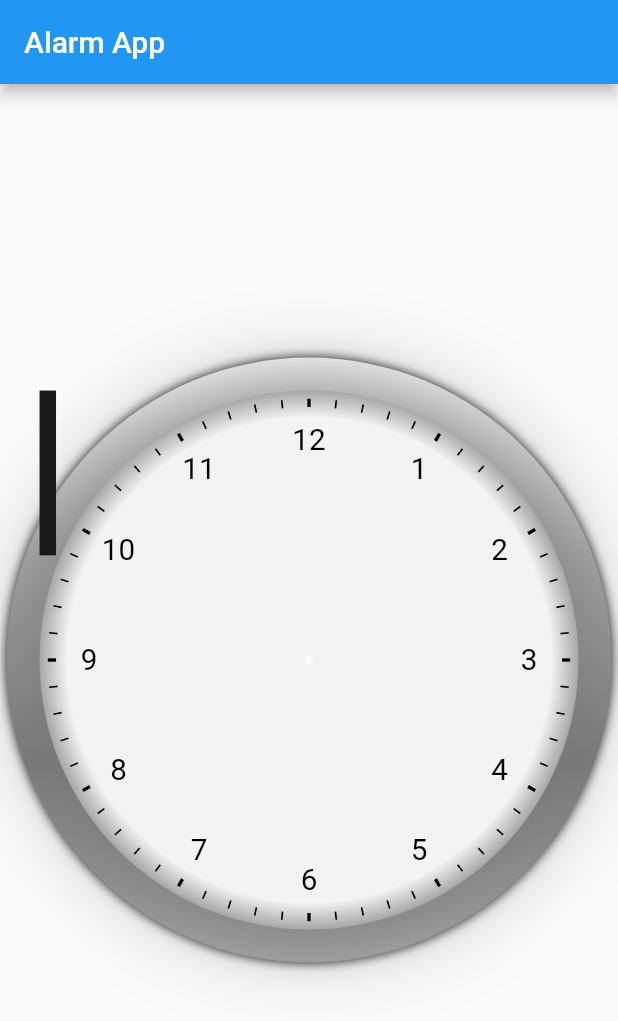
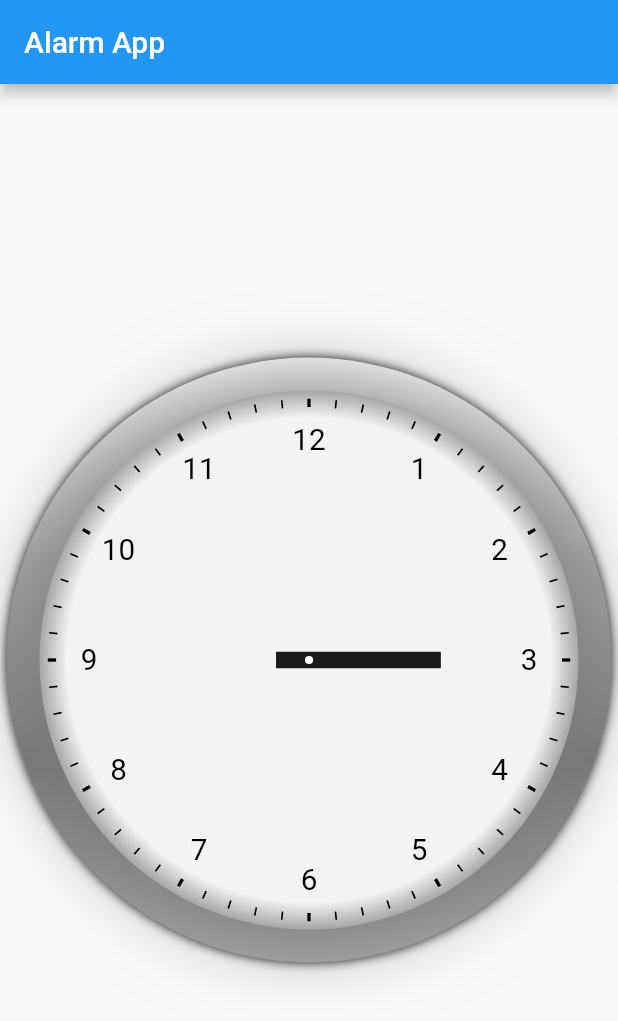
Before and after one commit to willwees/flutter_alarm_app, a Flutter app: the screen it shows after launch, on a phone screen of 412 x 824 dp. Shown: the top 1021 px of the screen. Run offline on Flutter 3.47's test engine with Material 2 defaults, Android fonts, the phone set to English and light mode, and no system bars; our stand-ins replace flutter_screenutil.

Commit message:
refactor clock hour hand widget

```diff
--- a/lib/src/widgets/clock_hands_widget.dart
+++ /dev/null
@@ -1,43 +0,0 @@
-import 'dart:math';
-
-import 'package:flutter/material.dart';
-import 'package:flutter_alarm_app/src/constants/app_colors.dart';
-import 'package:flutter_screenutil/flutter_screenutil.dart';
-
-class ClockHourHandWidget extends StatelessWidget {
-  final int hours;
-
-  const ClockHourHandWidget({Key? key, this.hours = 0}) : super(key: key);
-
-  @override
-  Widget build(BuildContext context) {
-    return Transform.translate(
-      offset: const Offset(0, 0),
-      child: GestureDetector(
-        onPanDown: _onPanDown,
-        onPanUpdate: _onPanUpdate,
-        onPanEnd: _onPanEnd,
-        child: Transform.rotate(
-          angle: 2 * pi * (hours / 12),
-          child: Container(
-            width: 20.0.w,
-            height: 200.0.w,
-            color: AppColors.kBlack2,
-          ),
-        ),
-      ),
-    );
-  }
-
-  void _onPanDown(DragDownDetails details) {
-    print('panDown!');
-  }
-
-  void _onPanUpdate(DragUpdateDetails details) {
-    print('panUpdate!');
-  }
-
-  void _onPanEnd(_) {
-    print('panEnd!');
-  }
-}
--- /dev/null
+++ b/lib/src/widgets/clock_hour_hands_widget.dart
@@ -0,0 +1,62 @@
+import 'dart:math';
+
+import 'package:flutter/material.dart';
+import 'package:flutter_alarm_app/src/constants/app_colors.dart';
+import 'package:flutter_alarm_app/src/constants/device_properties.dart';
+import 'package:flutter_screenutil/flutter_screenutil.dart';
+
+class ClockHourHandWidget extends StatefulWidget {
+  final int hours;
+
+  const ClockHourHandWidget({
+    Key? key,
+    this.hours = 3,
+  }) : super(key: key);
+
+  @override
+  State<ClockHourHandWidget> createState() => _ClockHourHandWidgetState();
+}
+
+class _ClockHourHandWidgetState extends State<ClockHourHandWidget> {
+  @override
+  Widget build(BuildContext context) {
+    final double padding = 48.0.w;
+    final double clockHandWidth = 20.0.w;
+    final double clockHandHeight = 200.0.w;
+    final double centerOffset = kDeviceLogicalWidth / 2 - (padding + clockHandWidth / 2);
+    final double pivot = 60.0.w;
+
+    return Transform.translate(
+      offset: Offset(
+        centerOffset,
+        centerOffset - (clockHandWidth + clockHandHeight) / 2 - pivot + clockHandWidth,
+      ),
+      child: Transform.rotate(
+        angle: 2 * pi * (widget.hours / 12),
+        origin: Offset(0.0, pivot),
+        child: GestureDetector(
+          onPanDown: _onPanDown,
+          onPanUpdate: _onPanUpdate,
+          onPanEnd: _onPanEnd,
+          child: Container(
+            width: clockHandWidth,
+            height: clockHandHeight,
+            color: AppColors.kBlack2,
+          ),
+        ),
+      ),
+    );
+  }
+
+  void _onPanDown(DragDownDetails details) {
+    print('panDown!');
+  }
+
+  void _onPanUpdate(DragUpdateDetails details) {
+    print('panUpdate!');
+  }
+
+  void _onPanEnd(_) {
+    print('panEnd!');
+  }
+}
--- a/lib/src/widgets/clock_widget.dart
+++ b/lib/src/widgets/clock_widget.dart
@@ -1,7 +1,7 @@
 import 'package:flutter/material.dart';
 import 'package:flutter_alarm_app/src/constants/app_colors.dart';
 import 'package:flutter_alarm_app/src/utils/painter/clock_dial_painter.dart';
-import 'package:flutter_alarm_app/src/widgets/clock_hands_widget.dart';
+import 'package:flutter_alarm_app/src/widgets/clock_hour_hands_widget.dart';
 import 'package:flutter_screenutil/flutter_screenutil.dart';
 
 class ClockWidget extends StatelessWidget {
```
